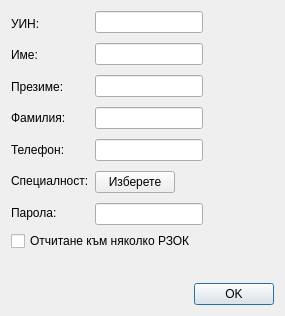
Qt form src/View/Widgets/DoctorSettingsDialog.ui (thefinalcutbg/DinoDent) before a commit.
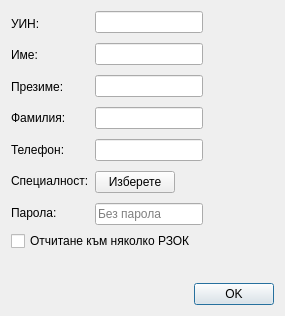
The same form after that commit. Custom widgets are drawn as their Qt base class.

What changed in the file:
```diff
--- a/src/View/Widgets/DoctorSettingsDialog.ui
+++ b/src/View/Widgets/DoctorSettingsDialog.ui
@@ -270,6 +270,9 @@
            <property name="echoMode">
             <enum>QLineEdit::Normal</enum>
            </property>
+           <property name="placeholderText">
+            <string>Без парола</string>
+           </property>
           </widget>
          </item>
          <item>
```
